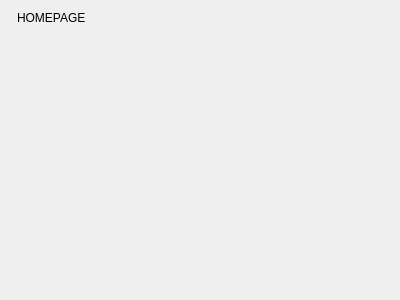
moumitahmad/Stammbaum, file FamilyTree/src/gui/homepage.ui: the form before one commit.
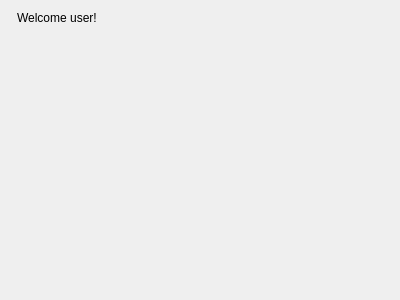
The form after the commit.

Commit message: current user

The edit to the form file:
```diff
--- a/FamilyTree/src/gui/homepage.ui
+++ b/FamilyTree/src/gui/homepage.ui
@@ -20,7 +20,7 @@
    <item row="0" column="1">
     <widget class="QLabel" name="label">
      <property name="text">
-      <string>HOMEPAGE</string>
+      <string>Welcome user!</string>
      </property>
     </widget>
    </item>
```
Left out of the diff: 2 changed lines with no effect on the pictures. The commit also changes 22 other files.
